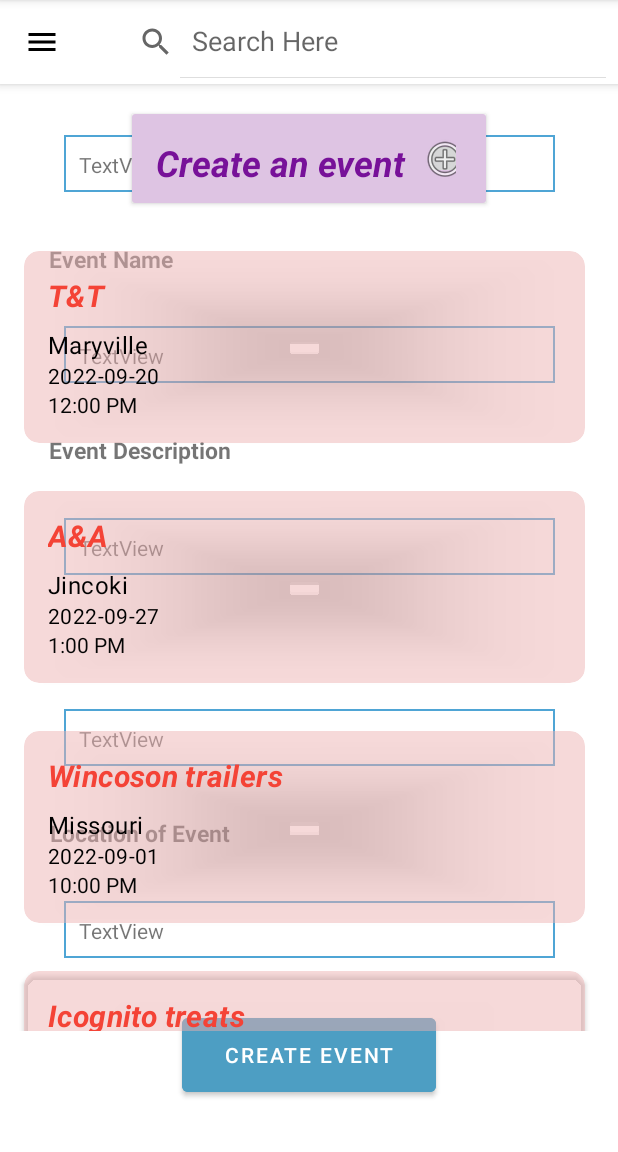
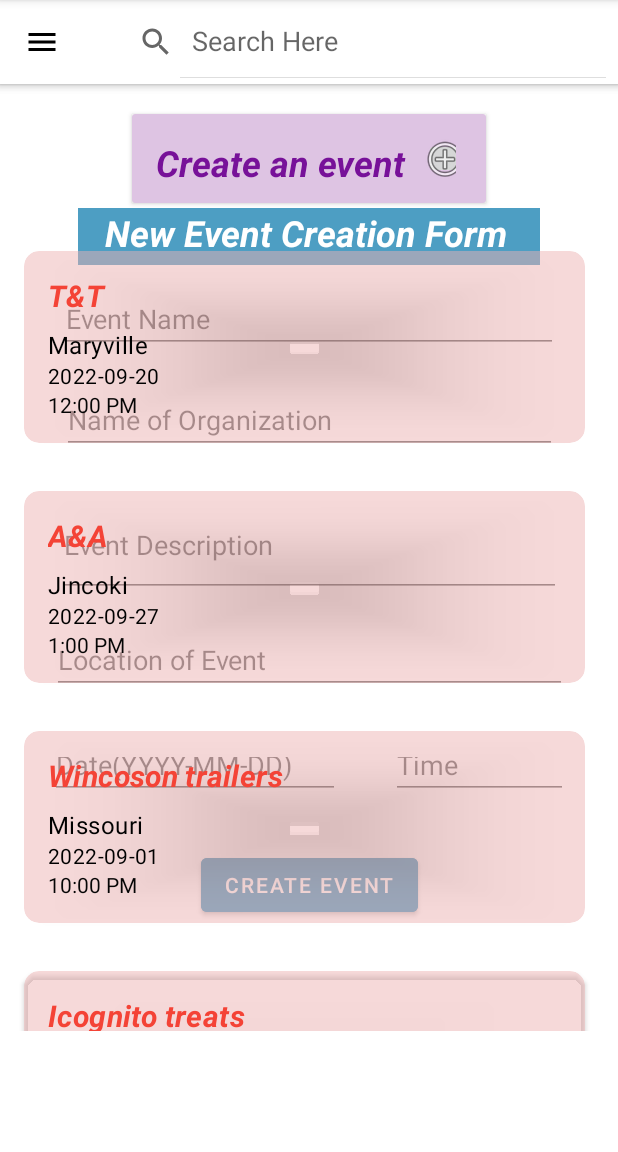
Before and after one commit to harikasahini/An_Eye_on_Eve, an Android app: the fragment AddBoxFragment placed in its activity, on a phone screen of 412 x 824 dp, the part 84-1236 px from its top. Run offline under Robolectric (Android 15) with nearby library versions, the phone set to English and light mode, and no system bars.

Commit message:
updated create event file

```diff
--- a/app/src/main/java/com/example/eye_eve_android/CreateEvent.java
+++ b/app/src/main/java/com/example/eye_eve_android/CreateEvent.java
@@ -1,22 +1,76 @@
 package com.example.eye_eve_android;
 
+import androidx.annotation.NonNull;
 import androidx.appcompat.app.AppCompatActivity;
+import androidx.core.view.GravityCompat;
+import androidx.drawerlayout.widget.DrawerLayout;
+import androidx.fragment.app.Fragment;
+import androidx.fragment.app.FragmentManager;
+import androidx.fragment.app.FragmentTransaction;
 
 import android.app.Activity;
 import android.content.Intent;
 import android.os.Bundle;
 import android.util.Log;
+import android.view.MenuItem;
 import android.view.View;
 import android.widget.EditText;
 import android.widget.Toast;
+
+import com.google.android.material.appbar.MaterialToolbar;
+import com.google.android.material.navigation.NavigationView;
 
 public class CreateEvent extends AppCompatActivity {
     private Intent intent;
     @Override
     protected void onCreate(Bundle savedInstanceState) {
         super.onCreate(savedInstanceState);
-        setContentView(R.layout.activity_create_event);
+        setContentView(R.layout.fragment_add_box);
         intent = getIntent();
+        MaterialToolbar toolbar = findViewById(R.id.topAppBar);
+        DrawerLayout drawerLayout = findViewById(R.id.drawer_layout);
+        NavigationView navigationView = findViewById(R.id.navigation_view);
+        toolbar.setNavigationOnClickListener(new View.OnClickListener() {
+            @Override
+            public void onClick(View v) {
+                drawerLayout.openDrawer(GravityCompat.START);
+            }
+        });
+        navigationView.setNavigationItemSelectedListener(new NavigationView.OnNavigationItemSelectedListener() {
+            @Override
+            public boolean onNavigationItemSelected(@NonNull @org.jetbrains.annotations.NotNull MenuItem item) {
+
+                int id = item.getItemId();
+                item.setChecked(true);
+
+                drawerLayout.closeDrawer(GravityCompat.START);
+                switch (id) {
+
+                    case R.id.nav_home:
+                        replaceFragment(new HomeFragment());
+                        break;
+                    case R.id.nav_organizer:
+                        replaceFragment(new ChecklistFragment());
+                        break;
+                    case R.id.nav_logout:
+                        replaceFragment(new LoginFragment());
+                        break;
+                    case R.id.about:
+                        replaceFragment(new Emoji_PeopleFragment());
+                        break;
+                    default:
+                        return true;
+
+                }
+                return true;
+            }
+        });
+    }
+        private void replaceFragment(Fragment fragment){
+            FragmentManager fragmentManager=getSupportFragmentManager();
+            FragmentTransaction fragmentTransaction=fragmentManager.beginTransaction();
+            fragmentTransaction.replace(R.id.frameLayout,fragment);
+            fragmentTransaction.commit();
     }
 
     public void oncreateEvent(View v) {
--- a/app/src/main/res/layout/fragment_add_box.xml
+++ b/app/src/main/res/layout/fragment_add_box.xml
@@ -1,6 +1,52 @@
 <?xml version="1.0" encoding="utf-8"?>
+<androidx.drawerlayout.widget.DrawerLayout xmlns:android="http://schemas.android.com/apk/res/android"
+    xmlns:app="http://schemas.android.com/apk/res-auto"
+    xmlns:tools="http://schemas.android.com/tools"
+    android:id="@+id/drawer_layout"
+    android:layout_width="match_parent"
+    android:layout_height="match_parent"
+    android:background="@color/white"
+    tools:context=".UserView" >
+
+    <RelativeLayout
+        android:layout_width="match_parent"
+        android:layout_height="match_parent">
+
+        <com.google.android.material.appbar.AppBarLayout
+            android:layout_width="match_parent"
+            android:layout_height="wrap_content">
+
+            <com.google.android.material.appbar.MaterialToolbar
+                android:id="@+id/topAppBar"
+                android:layout_width="match_parent"
+                android:layout_height="?attr/actionBarSize"
+                app:navigationIcon="@drawable/ic_baseline_menu_24"
+                android:background="@color/white">
+            </com.google.android.material.appbar.MaterialToolbar>
+
+
+        </com.google.android.material.appbar.AppBarLayout>
+
+        <FrameLayout
+            android:layout_width="match_parent"
+            android:layout_height="match_parent"
+            android:id="@+id/frameLayout"
+            android:layout_below="@+id/appbarLayout"
+            tools:ignore="UnknownId,UnknownIdInLayout" />
+
+    </RelativeLayout>
+    <com.google.android.material.navigation.NavigationView
+        android:id="@+id/navigation_view"
+        android:layout_width="wrap_content"
+        android:layout_height="match_parent"
+        android:layout_gravity="start"
+        app:headerLayout="@layout/nav_header"
+        app:menu="@menu/my_navigation_items"
+        android:visibility="visible"/>
+
 <FrameLayout xmlns:android="http://schemas.android.com/apk/res/android"
     xmlns:tools="http://schemas.android.com/tools"
+    android:layout_marginTop="60dp"
     android:layout_width="match_parent"
     android:layout_height="match_parent"
     tools:context=".AddBoxFragment">
@@ -13,154 +59,127 @@
         android:layout_height="match_parent"
         tools:context=".CreateEvent">
 
-        <TextView
-            android:id="@+id/textView2"
-            android:layout_width="wrap_content"
-            android:layout_height="wrap_content"
-            android:gravity="center"
-            android:text="@string/name_of_organization"
-            android:textSize="15sp"
-            android:textStyle="bold"
-            app:layout_constraintBottom_toTopOf="@+id/textView"
-            app:layout_constraintEnd_toEndOf="parent"
-            app:layout_constraintHorizontal_bias="0.158"
-            app:layout_constraintStart_toStartOf="parent"
-            app:layout_constraintTop_toTopOf="parent"
-            app:layout_constraintVertical_bias="0.848"
-            tools:ignore="MissingConstraints" />
+
+        <!-- Title -->
+
 
         <TextView
-            android:id="@+id/textView"
-            android:layout_width="327dp"
+            android:layout_width="308dp"
             android:layout_height="38dp"
-            android:background="@drawable/boarder"
-            android:text="@string/textview1"
-            app:layout_constraintBottom_toTopOf="@+id/textView3"
-            app:layout_constraintEnd_toEndOf="parent"
-            app:layout_constraintStart_toStartOf="parent"
-            app:layout_constraintTop_toBottomOf="@+id/textView2"
-            tools:ignore="MissingConstraints" />
-
-        <TextView
-            android:id="@+id/textView3"
-            android:layout_width="wrap_content"
-            android:layout_height="wrap_content"
-            android:text="@string/event_name"
-            android:textSize="15sp"
-            android:textStyle="bold"
-            app:layout_constraintBottom_toTopOf="@+id/textView4"
-            app:layout_constraintEnd_toEndOf="parent"
-            app:layout_constraintHorizontal_bias="0.1"
-            app:layout_constraintStart_toStartOf="parent"
-            app:layout_constraintTop_toBottomOf="@+id/textView"
-            tools:ignore="MissingConstraints" />
-
-        <TextView
-            android:id="@+id/textView4"
-            android:layout_width="327dp"
-            android:layout_height="38dp"
-            android:background="@drawable/boarder"
-            android:text="@string/textview"
-            app:layout_constraintBottom_toTopOf="@+id/textView5"
-            app:layout_constraintEnd_toEndOf="parent"
-            app:layout_constraintHorizontal_bias="0.5"
-            app:layout_constraintStart_toStartOf="parent"
-            app:layout_constraintTop_toBottomOf="@+id/textView3"
-            tools:ignore="MissingConstraints" />
-
-        <TextView
-            android:id="@+id/textView5"
-            android:layout_width="wrap_content"
-            android:layout_height="wrap_content"
-            android:text="@string/event_description"
-            android:textSize="15sp"
-            android:textStyle="bold"
-            app:layout_constraintBottom_toTopOf="@+id/textView6"
-            app:layout_constraintEnd_toEndOf="parent"
-            app:layout_constraintHorizontal_bias="0.112"
-            app:layout_constraintStart_toStartOf="parent"
-            app:layout_constraintTop_toBottomOf="@+id/textView4"
-            tools:ignore="MissingConstraints" />
-
-        <TextView
-            android:id="@+id/textView6"
-            android:layout_width="327dp"
-            android:layout_height="38dp"
-            android:background="@drawable/boarder"
-            android:text="@string/textview1"
-            app:layout_constraintBottom_toTopOf="@+id/textView7"
-            app:layout_constraintEnd_toEndOf="parent"
-            app:layout_constraintHorizontal_bias="0.5"
-            app:layout_constraintStart_toStartOf="parent"
-            app:layout_constraintTop_toBottomOf="@+id/textView5"
-            tools:ignore="MissingConstraints" />
-
-        <TextView
-            android:id="@+id/textView7"
-            android:layout_width="wrap_content"
-            android:layout_height="wrap_content"
-            android:textSize="15sp"
-            android:textStyle="bold"
-            app:layout_constraintBottom_toTopOf="@+id/textView8"
-            app:layout_constraintEnd_toEndOf="parent"
-            app:layout_constraintHorizontal_bias="0.105"
-            app:layout_constraintStart_toStartOf="parent"
-            app:layout_constraintTop_toBottomOf="@+id/textView6"
-            tools:ignore="MissingConstraints" />
-
-        <TextView
-            android:id="@+id/textView8"
-            android:layout_width="327dp"
-            android:layout_height="38dp"
-            android:background="@drawable/boarder"
-            android:text="@string/textview1"
-            app:layout_constraintBottom_toTopOf="@+id/textView9"
-            app:layout_constraintEnd_toEndOf="parent"
-            app:layout_constraintHorizontal_bias="0.5"
-            app:layout_constraintStart_toStartOf="parent"
-            app:layout_constraintTop_toBottomOf="@+id/textView7"
-            tools:ignore="MissingConstraints" />
-
-        <TextView
-            android:id="@+id/textView9"
-            android:layout_width="wrap_content"
-            android:layout_height="wrap_content"
-            android:text="@string/location_of_event"
-            android:textSize="15sp"
-            android:textStyle="bold"
-            app:layout_constraintBottom_toTopOf="@+id/textView10"
-            app:layout_constraintEnd_toEndOf="parent"
-            app:layout_constraintHorizontal_bias="0.115"
-            app:layout_constraintStart_toStartOf="parent"
-            app:layout_constraintTop_toBottomOf="@+id/textView8"
-            tools:ignore="MissingConstraints" />
-
-        <TextView
-            android:id="@+id/textView10"
-            android:layout_width="327dp"
-            android:layout_height="38dp"
-            android:background="@drawable/boarder"
-            android:text="@string/textview1"
-            app:layout_constraintBottom_toTopOf="@+id/CreateEventBTN"
-            app:layout_constraintEnd_toEndOf="parent"
-            app:layout_constraintHorizontal_bias="0.5"
-            app:layout_constraintStart_toStartOf="parent"
-            app:layout_constraintTop_toBottomOf="@+id/textView9"
-            tools:ignore="MissingConstraints" />
-
-        <Button
-            android:id="@+id/CreateEventBTN"
-            android:layout_width="169dp"
-            android:layout_height="61dp"
-            android:backgroundTint="#4D9EC3"
-            android:text="Create Event"
-            android:textColor="#FFFFFF"
+            android:background="#4D9EC3"
+            android:fontFamily="sans-serif"
+            android:text="   New Event Creation Form"
+            android:textAppearance="?attr/textAppearanceHeadline5"
+            android:textColor="@color/white"
+            android:textStyle="normal|bold|italic"
             app:layout_constraintBottom_toBottomOf="parent"
             app:layout_constraintEnd_toEndOf="parent"
             app:layout_constraintHorizontal_bias="0.5"
             app:layout_constraintStart_toStartOf="parent"
-            app:layout_constraintTop_toBottomOf="@+id/textView10" />
+            app:layout_constraintTop_toTopOf="parent"
+            app:layout_constraintVertical_bias="0.117" />
+
+        <EditText
+            android:id="@+id/neweventNameET"
+            android:layout_width="332dp"
+            android:layout_height="43dp"
+            android:hint="@string/event_name"
+            android:inputType="text"
+            android:selectAllOnFocus="true"
+            app:layout_constraintBottom_toBottomOf="parent"
+            app:layout_constraintEnd_toEndOf="parent"
+            app:layout_constraintHorizontal_bias="0.5"
+            app:layout_constraintStart_toStartOf="parent"
+            app:layout_constraintTop_toTopOf="parent"
+            app:layout_constraintVertical_bias="0.199" />
+
+        <EditText
+            android:id="@+id/neworganizationNameET"
+            android:layout_width="330dp"
+            android:layout_height="44dp"
+            android:hint="@string/name_of_organization"
+            android:inputType="textEmailAddress"
+            android:selectAllOnFocus="true"
+            app:layout_constraintBottom_toBottomOf="parent"
+            app:layout_constraintEnd_toEndOf="parent"
+            app:layout_constraintHorizontal_bias="0.5"
+            app:layout_constraintStart_toStartOf="parent"
+            app:layout_constraintTop_toTopOf="parent"
+            app:layout_constraintVertical_bias="0.299" />
+
+        <EditText
+            android:id="@+id/neweventDescriptionET"
+            android:layout_width="335dp"
+            android:layout_height="69dp"
+            android:hint="@string/event_description"
+            android:inputType="textEmailAddress"
+            android:selectAllOnFocus="true"
+            app:layout_constraintBottom_toBottomOf="parent"
+            app:layout_constraintEnd_toEndOf="parent"
+            app:layout_constraintHorizontal_bias="0.5"
+            app:layout_constraintStart_toStartOf="parent"
+            app:layout_constraintTop_toTopOf="parent"
+            app:layout_constraintVertical_bias="0.421" />
+
+        <EditText
+            android:id="@+id/neweventDateET"
+            android:layout_width="193dp"
+            android:layout_height="38dp"
+            android:hint="@string/date"
+            android:inputType="textEmailAddress"
+            android:selectAllOnFocus="true"
+            app:layout_constraintBottom_toBottomOf="parent"
+            app:layout_constraintEnd_toStartOf="@+id/neweventTimeET"
+            app:layout_constraintHorizontal_bias="0.5"
+            app:layout_constraintStart_toStartOf="parent"
+            app:layout_constraintTop_toTopOf="parent"
+            app:layout_constraintVertical_bias="0.649" />
+
+        <EditText
+            android:id="@+id/neweventTimeET"
+            android:layout_width="118dp"
+            android:layout_height="38dp"
+            android:hint="@string/time"
+            android:inputType="textEmailAddress"
+            android:selectAllOnFocus="true"
+            app:layout_constraintBottom_toBottomOf="parent"
+            app:layout_constraintEnd_toEndOf="parent"
+            app:layout_constraintHorizontal_bias="0.5"
+            app:layout_constraintStart_toEndOf="@+id/neweventDateET"
+            app:layout_constraintTop_toTopOf="parent"
+            app:layout_constraintVertical_bias="0.649" />
+
+        <EditText
+            android:id="@+id/neweventLocationET"
+            android:layout_width="343dp"
+            android:layout_height="45dp"
+            android:hint="@string/location_of_event"
+            android:inputType="textEmailAddress"
+            android:selectAllOnFocus="true"
+            app:layout_constraintBottom_toBottomOf="parent"
+            app:layout_constraintEnd_toEndOf="parent"
+            app:layout_constraintHorizontal_bias="0.5"
+            app:layout_constraintStart_toStartOf="parent"
+            app:layout_constraintTop_toTopOf="parent"
+            app:layout_constraintVertical_bias="0.539" />
+
+        <Button
+            android:id="@+id/createEventBTN"
+            android:layout_width="wrap_content"
+            android:layout_height="wrap_content"
+            android:backgroundTint="#4D9EC3"
+            android:onClick="oncreateEvent"
+            android:text="CREATE EVENT"
+            app:layout_constraintBottom_toBottomOf="parent"
+            app:layout_constraintEnd_toEndOf="parent"
+            app:layout_constraintHorizontal_bias="0.5"
+            app:layout_constraintStart_toStartOf="parent"
+            app:layout_constraintTop_toTopOf="parent"
+            app:layout_constraintVertical_bias="0.767"
+            tools:ignore="OnClick" />
+
 
     </androidx.constraintlayout.widget.ConstraintLayout>
 
 </FrameLayout>
+</androidx.drawerlayout.widget.DrawerLayout>
```
